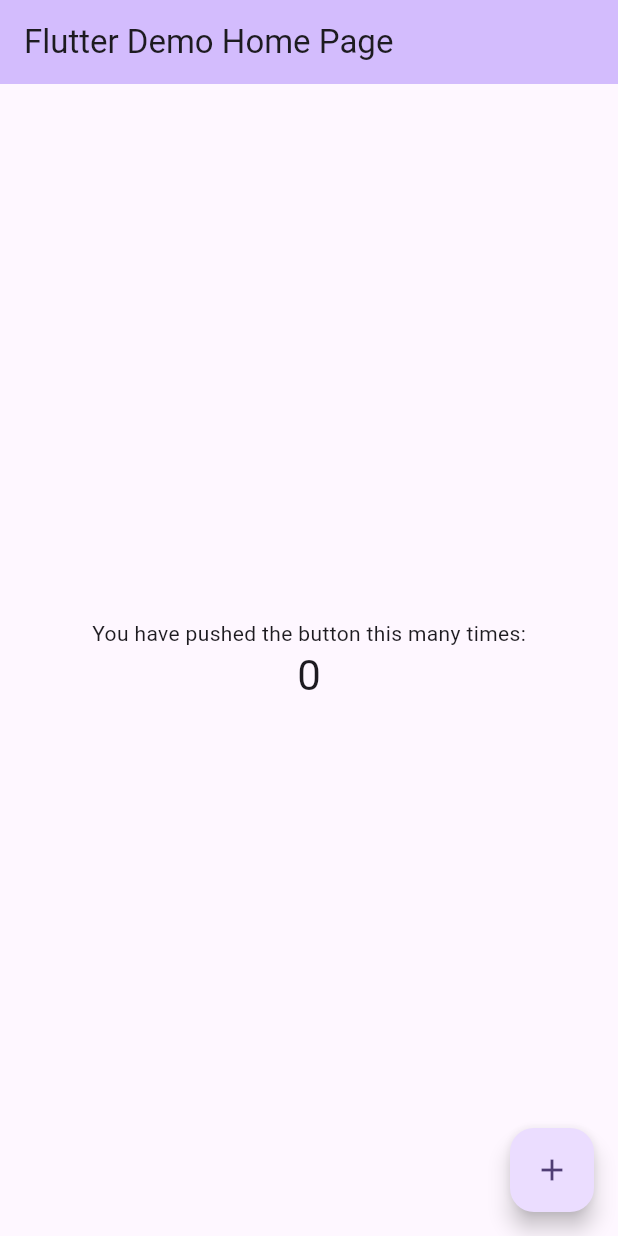
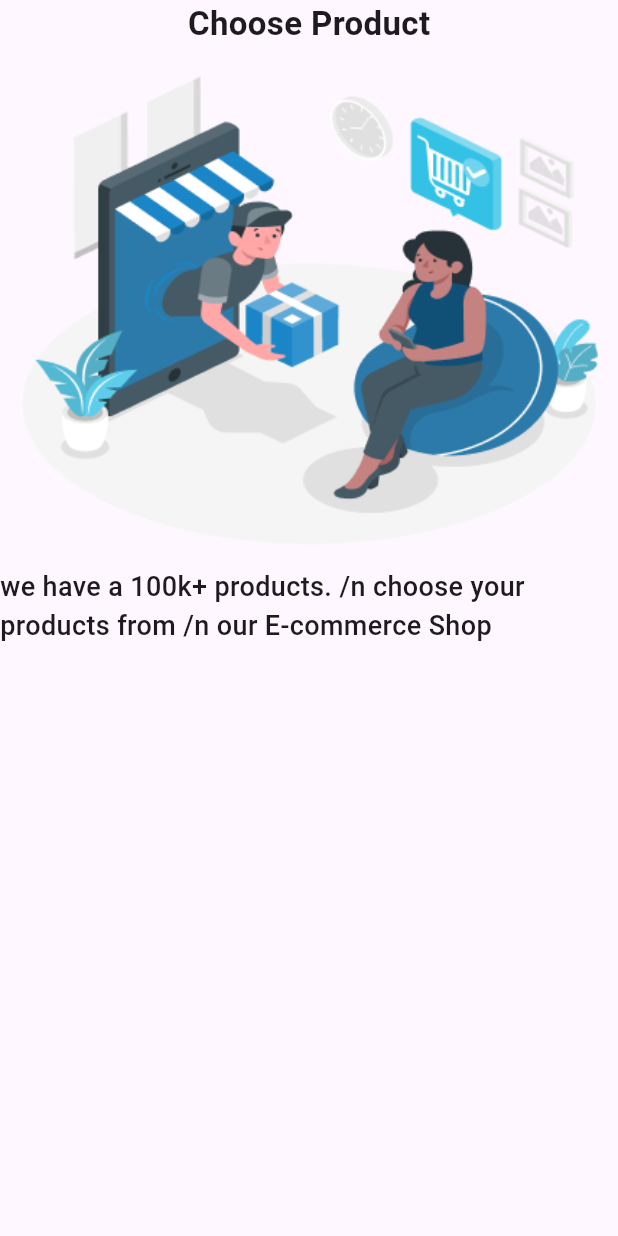
Before and after one commit to AbdelrahmanFarag111/E-commerce, a Flutter app: the screen it shows after launch, on a phone screen of 412 x 824 dp. Run offline on Flutter 3.47's test engine with Material 3 defaults, Android fonts, the phone set to English and light mode, and no system bars; our stand-ins replace firebase_core, get; accounts and stored records are empty.

Commit message:
intial OnBoardingPages

```diff
--- /dev/null
+++ b/lib/data/data source/static/image.dart
@@ -0,0 +1,10 @@
+class ImageAssets {
+  static const String rootImages="assets/images";
+  static const String OnBoardingOne= "$rootImages/OnBoarding_one.png";
+  static const String OnBoardingTwo= "$rootImages/OnBoarding_two.png";
+  static const String OnBoardingThree= "$rootImages/OnBoarding_three.png";
+  static const String OnBoardingFour= "$rootImages/OnBoarding_four.png";
+
+
+
+}
--- /dev/null
+++ b/lib/data/data source/static/static.dart
@@ -0,0 +1,23 @@
+import 'package:commerce/data/data%20source/static/image.dart';
+
+import '../../model/OnBoardingmodel.dart';
+
+List<OnBoardingModel> onBoardingList=
+    [
+      OnBoardingModel(title : "Choose Product",
+        body: "we have a 100k+ products. /n choose your products from /n our E-commerce Shop",
+        image: ImageAssets.OnBoardingOne
+      ),
+      OnBoardingModel(title : "Easy & Safe payment",
+          body: "Easy Checkout & Safe payment method. /n Trusted by our customers /n from all over the world ",
+          image: ImageAssets.OnBoardingTwo
+      ),
+      OnBoardingModel(title : "Track your Order",
+          body: "Best Tracker has been Used For /n Track Your order. You Well Know /n Where Your Product is at /n the moment",
+          image: ImageAssets.OnBoardingThree
+      ),
+      OnBoardingModel(title : "Fast Delivery",
+          body: "Reliable And Fast Delivery. /n We Deliver Your Product /n the fastest way possible",
+          image: ImageAssets.OnBoardingFour
+      )
+    ];
--- /dev/null
+++ b/lib/data/model/OnBoardingmodel.dart
@@ -0,0 +1,6 @@
+class OnBoardingModel{
+  String? title;
+  String? image;
+  String? body;
+  OnBoardingModel({this.title,this.image,this.body});
+}
--- a/lib/main.dart
+++ b/lib/main.dart
@@ -1,4 +1,7 @@
 import 'package:flutter/material.dart';
+import 'package:get/get_navigation/get_navigation.dart';
+
+import 'view/screen/OnBoarding.dart';
 
 void main() {
   runApp(const MyApp());
@@ -10,116 +13,9 @@ class MyApp extends StatelessWidget {
   // This widget is the root of your application.
   @override
   Widget build(BuildContext context) {
-    return MaterialApp(
-      title: 'Flutter Demo',
-      theme: ThemeData(
-        // This is the theme of your application.
-        //
-        // TRY THIS: Try running your application with "flutter run". You'll see
-        // the application has a purple toolbar. Then, without quitting the app,
-        // try changing the seedColor in the colorScheme below to Colors.green
-        // and then invoke "hot reload" (save your changes or press the "hot
-        // reload" button in a Flutter-supported IDE, or press "r" if you used
-        // the command line to start the app).
-        //
-        // Notice that the counter didn't reset back to zero; the application
-        // state is not lost during the reload. To reset the state, use hot
-        // restart instead.
-        //
-        // This works for code too, not just values: Most code changes can be
-        // tested with just a hot reload.
-        colorScheme: ColorScheme.fromSeed(seedColor: Colors.deepPurple),
-        useMaterial3: true,
-      ),
-      home: const MyHomePage(title: 'Flutter Demo Home Page'),
+    return GetMaterialApp(
+      debugShowCheckedModeBanner: false,
+      home: OnBoarding(),
     );
   }
 }
-
-class MyHomePage extends StatefulWidget {
-  const MyHomePage({super.key, required this.title});
-
-  // This widget is the home page of your application. It is stateful, meaning
-  // that it has a State object (defined below) that contains fields that affect
-  // how it looks.
-
-  // This class is the configuration for the state. It holds the values (in this
-  // case the title) provided by the parent (in this case the App widget) and
-  // used by the build method of the State. Fields in a Widget subclass are
-  // always marked "final".
-
-  final String title;
-
-  @override
-  State<MyHomePage> createState() => _MyHomePageState();
-}
-
-class _MyHomePageState extends State<MyHomePage> {
-  int _counter = 0;
-
-  void _incrementCounter() {
-    setState(() {
-      // This call to setState tells the Flutter framework that something has
-      // changed in this State, which causes it to rerun the build method below
-      // so that the display can reflect the updated values. If we changed
-      // _counter without calling setState(), then the build method would not be
-      // called again, and so nothing would appear to happen.
-      _counter++;
-    });
-  }
-
-  @override
-  Widget build(BuildContext context) {
-    // This method is rerun every time setState is called, for instance as done
-    // by the _incrementCounter method above.
-    //
-    // The Flutter framework has been optimized to make rerunning build methods
-    // fast, so that you can just rebuild anything that needs updating rather
-    // than having to individually change instances of widgets.
-    return Scaffold(
-      appBar: AppBar(
-        // TRY THIS: Try changing the color here to a specific color (to
-        // Colors.amber, perhaps?) and trigger a hot reload to see the AppBar
-        // change color while the other colors stay the same.
-        backgroundColor: Theme.of(context).colorScheme.inversePrimary,
-        // Here we take the value from the MyHomePage object that was created by
-        // the App.build method, and use it to set our appbar title.
-        title: Text(widget.title),
-      ),
-      body: Center(
-        // Center is a layout widget. It takes a single child and positions it
-        // in the middle of the parent.
-        child: Column(
-          // Column is also a layout widget. It takes a list of children and
-          // arranges them vertically. By default, it sizes itself to fit its
-          // children horizontally, and tries to be as tall as its parent.
-          //
-          // Column has various properties to control how it sizes itself and
-          // how it positions its children. Here we use mainAxisAlignment to
-          // center the children vertically; the main axis here is the vertical
-          // axis because Columns are vertical (the cross axis would be
-          // horizontal).
-          //
-          // TRY THIS: Invoke "debug painting" (choose the "Toggle Debug Paint"
-          // action in the IDE, or press "p" in the console), to see the
-          // wireframe for each widget.
-          mainAxisAlignment: MainAxisAlignment.center,
-          children: <Widget>[
-            const Text(
-              'You have pushed the button this many times:',
-            ),
-            Text(
-              '$_counter',
-              style: Theme.of(context).textTheme.headlineMedium,
-            ),
-          ],
-        ),
-      ),
-      floatingActionButton: FloatingActionButton(
-        onPressed: _incrementCounter,
-        tooltip: 'Increment',
-        child: const Icon(Icons.add),
-      ), // This trailing comma makes auto-formatting nicer for build methods.
-    );
-  }
-}
--- /dev/null
+++ b/lib/view/screen/OnBoarding.dart
@@ -0,0 +1,21 @@
+import 'package:commerce/data/data%20source/static/static.dart';
+import 'package:flutter/material.dart';
+
+class OnBoarding extends StatelessWidget {
+
+  @override
+  Widget build(BuildContext context) {
+    return Scaffold(
+      body: SafeArea(
+        child: PageView.builder(itemBuilder: (context,i)=>Column(
+          children: [
+            Text(onBoardingList[i].title!,style: TextStyle(fontSize: 22,fontWeight: FontWeight.bold,),),
+            Image.asset(onBoardingList[i].image!),
+            Text(onBoardingList[i].body!,style: TextStyle(fontSize: 18,fontWeight: FontWeight.w500,)),
+          ],
+        ),
+        itemCount: onBoardingList.length,),
+      ),
+    );
+  }
+}
```
Also changed, not shown: assets/images/OnBoarding_four.png (renamed from assets/images/OnBoarding4 1.png), assets/images/OnBoarding_one.png (renamed from assets/images/OnBoarding1 1.png), assets/images/OnBoarding_three.png (renamed from assets/images/OnBoarding3 1.png), assets/images/OnBoarding_two.png (renamed from assets/images/OnBoarding2 1.png).
